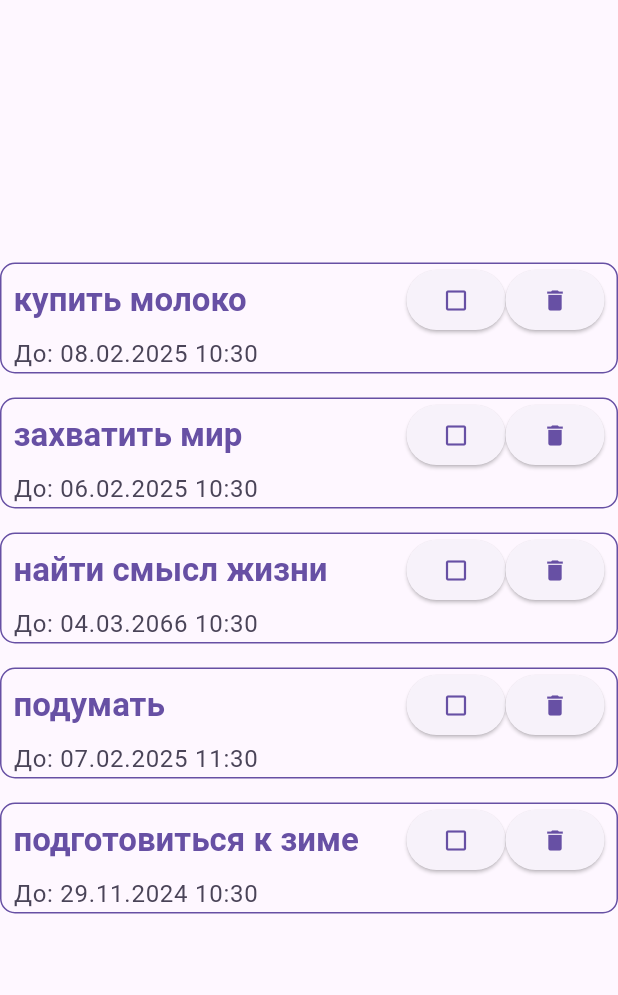
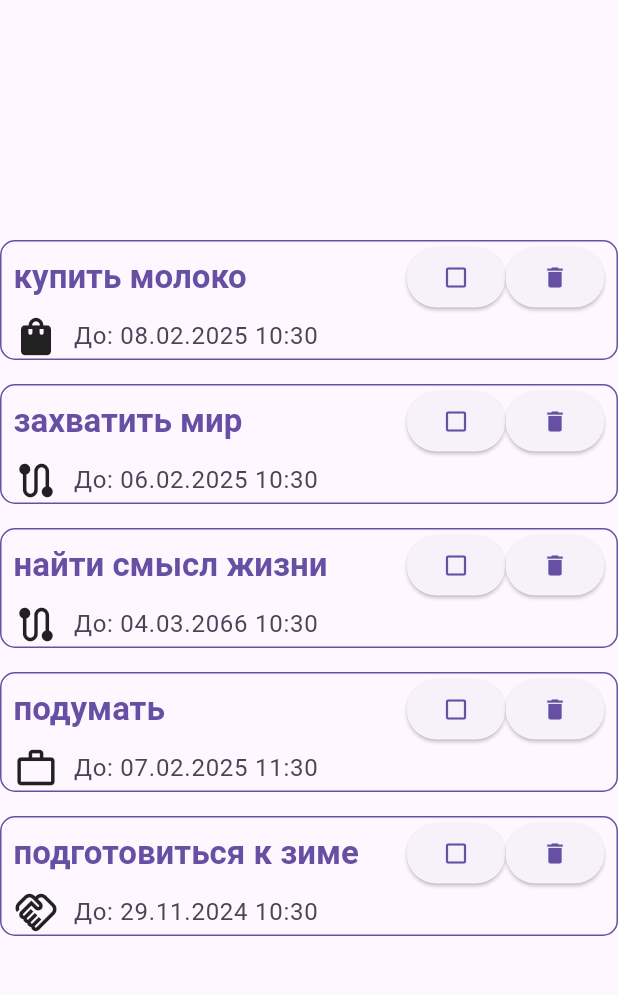
Before and after one commit to DonErnest/todo_list, a Flutter app: the screen it shows after launch, on a phone screen of 412 x 824 dp, the part 72-1067 px from its top. Run offline on Flutter 3.47's test engine with Material 3 defaults, Android fonts, the phone set to English and light mode, and no system bars.

Commit message:
added output of task category into the tasks list

```diff
--- a/lib/widgets/task_row.dart
+++ b/lib/widgets/task_row.dart
@@ -50,6 +50,7 @@ class TaskRow extends StatelessWidget {
           borderRadius: BorderRadius.circular(10),
         ),
         child: Column(
+          crossAxisAlignment: CrossAxisAlignment.center,
           children: [
             Row(
               mainAxisAlignment: MainAxisAlignment.spaceBetween,
@@ -76,6 +77,8 @@ class TaskRow extends StatelessWidget {
             ),
             Row(
               children: [
+                Icon(getCategoryById(task.categoryId).icon, size: 30,),
+                SizedBox(width: 10),
                 Text(
                   "До: ${formatDateTime(task.deadLine)}",
                   style: Theme.of(context).textTheme.bodyLarge!.copyWith(
```
